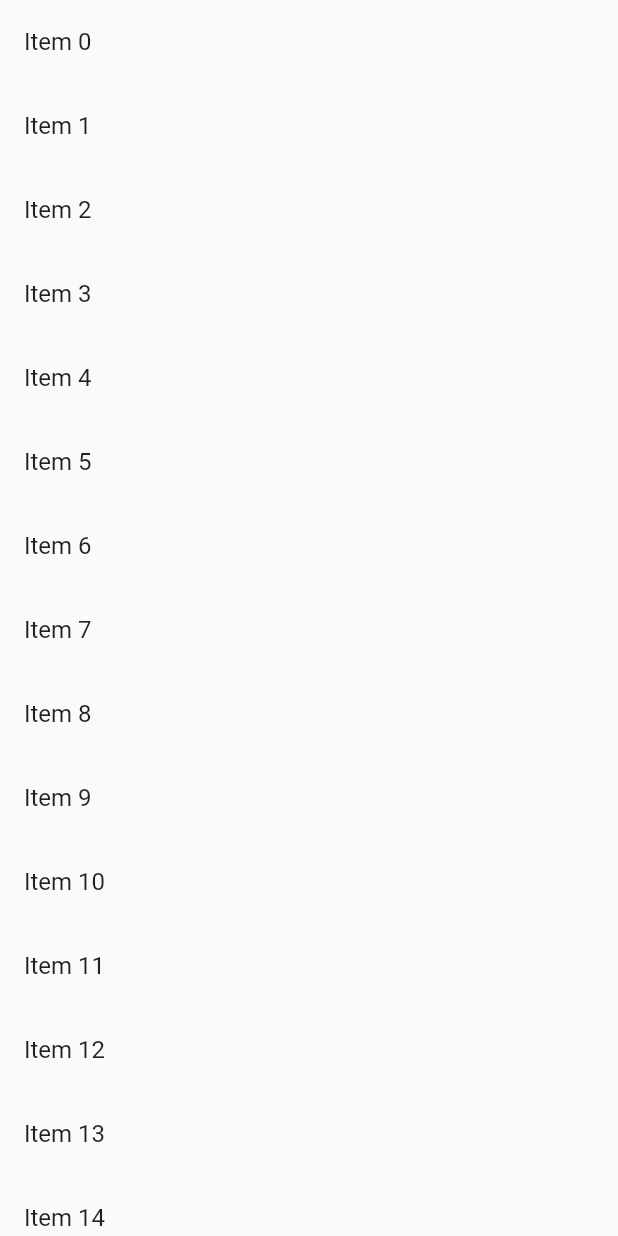
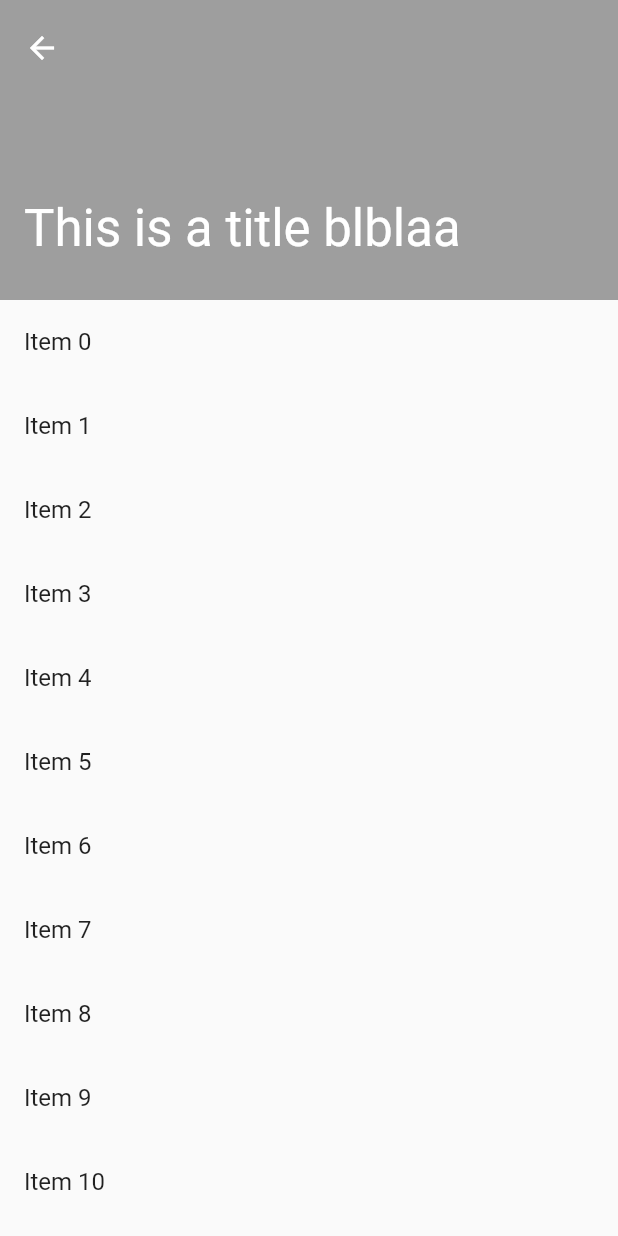
Before and after one commit to iqfareez/flutter_hero_sliver, a Flutter app: the ScrollPage screen opened directly with empty values, on a phone screen of 412 x 824 dp. Run offline on Flutter 3.47's test engine with Material 2 defaults, Android fonts, the phone set to English and light mode, and no system bars.

Commit message:
fixed-by-over-scaffold

```diff
--- a/lib/scroll_page.dart
+++ b/lib/scroll_page.dart
@@ -14,18 +14,17 @@ class _ScrollPageState extends State<ScrollPage> {
 
   @override
   Widget build(BuildContext context) {
-    return Scaffold(
+    return Hero(
+      tag: widget.color,
+      child: Scaffold(
         body: CustomScrollView(
           slivers: [
-          Hero(
-            tag: widget.color,
-            child: SliverAppBar.large(
+            SliverAppBar.large(
               key: UniqueKey(),
               expandedHeight: 200,
               backgroundColor: widget.color,
               title: const Text(
                 'This is a title blblaa',
-              ),
               ),
             ),
             SliverList(
@@ -38,6 +37,7 @@ class _ScrollPageState extends State<ScrollPage> {
             ),
           ],
         ),
+      ),
     );
   }
 }
```
Lines whose indentation alone changed are shown as unchanged.
